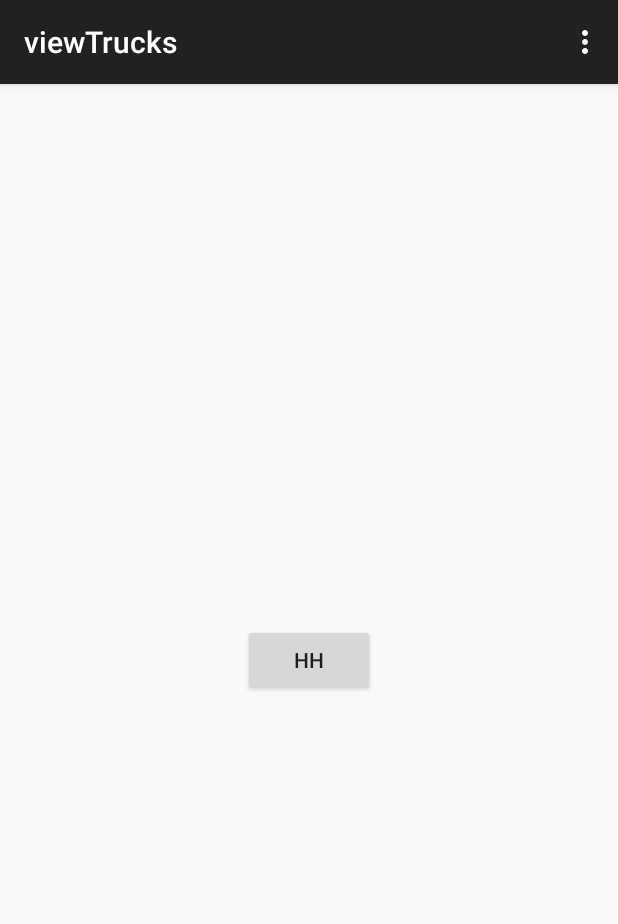
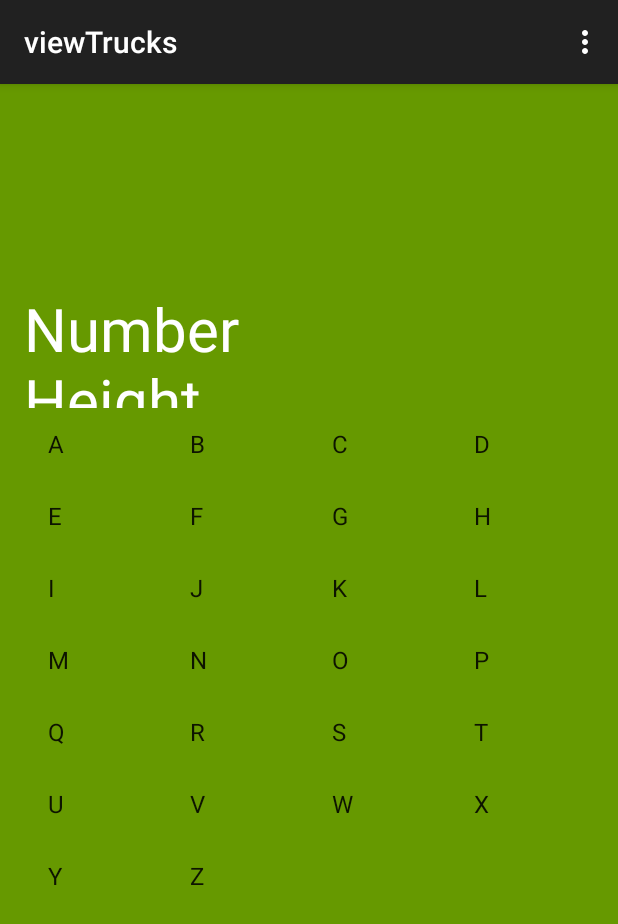
Before and after one commit to emmanuelrs/AnalisisProject, an Android app: the screen it shows after launch (viewTrucks), after a tap on "VIEW", on a phone screen of 412 x 824 dp. Shown: the top 924 px of the screen. Run offline under Robolectric (Android 15) with nearby library versions, the phone set to English and light mode, and no system bars.

Commit message:
Imprimir gridView

```diff
--- a/PackagesApp/app/src/main/java/emmanuelrosales/packagesapp/viewTrucks.java
+++ b/PackagesApp/app/src/main/java/emmanuelrosales/packagesapp/viewTrucks.java
@@ -5,15 +5,45 @@ import android.os.Bundle;
 import android.view.Menu;
 import android.view.MenuItem;
 import android.view.View;
+import android.app.Activity;
+import android.os.Bundle;
+import android.widget.AdapterView;
+import android.widget.ArrayAdapter;
+import android.widget.GridView;
+import android.widget.TextView;
+import android.widget.Toast;
+import android.view.View;
+import android.widget.AdapterView.OnItemClickListener;
 
 
 public class viewTrucks extends ActionBarActivity {
+
+
+    GridView grid;
+    static final String[] letters = new String[] {
+            "A", "B", "C", "D", "E",
+            "F", "G", "H", "I", "J",
+            "K", "L", "M", "N", "O",
+            "P", "Q", "R", "S", "T",
+            "U", "V", "W", "X", "Y", "Z"};
 
     @Override
     protected void onCreate(Bundle savedInstanceState) {
         super.onCreate(savedInstanceState);
         setContentView(R.layout.activity_view_trucks);
+        grid = (GridView) findViewById(R.id.gridViewTrucks);
+        ArrayAdapter adapter = new ArrayAdapter(this, android.R.layout.simple_list_item_1, letters);
+        grid.setAdapter(adapter);
+        grid.setOnItemClickListener(new OnItemClickListener() {
+            public void onItemClick(AdapterView parent, View v, int position, long id) {
+                Toast.makeText(getApplicationContext(),
+                        ((TextView) v).getText(), Toast.LENGTH_SHORT).show();
+            }
+        });
+
     }
+
+
 
     @Override
     public boolean onCreateOptionsMenu(Menu menu) {
--- a/PackagesApp/app/src/main/res/layout/activity_view_trucks.xml
+++ b/PackagesApp/app/src/main/res/layout/activity_view_trucks.xml
@@ -4,14 +4,29 @@
     android:paddingRight="@dimen/activity_horizontal_margin"
     android:paddingTop="@dimen/activity_vertical_margin"
     android:paddingBottom="@dimen/activity_vertical_margin"
-    tools:context="emmanuelrosales.packagesapp.viewTrucks">
+    tools:context="emmanuelrosales.packagesapp.viewTrucks"
+    android:background="@android:color/holo_green_dark">
 
-    <Button
+    <GridView
         android:layout_width="wrap_content"
         android:layout_height="wrap_content"
-        android:text="hh"
-        android:id="@+id/btnViewTruck"
+        android:id="@+id/gridViewTrucks"
+        android:numColumns="4"
+        android:choiceMode="multipleChoice"
         android:layout_centerVertical="true"
-        android:layout_centerHorizontal="true"
-        android:onClick="lista" />
+        android:layout_alignParentRight="true"
+        android:layout_alignParentEnd="true" />
+
+    <TextView
+        android:layout_width="wrap_content"
+        android:layout_height="wrap_content"
+        android:text="Number             Height                 Length                  Width"
+        android:id="@+id/txtViewTitleTruck"
+        android:width="1100dp"
+        android:height="80dp"
+        android:textColor="#ffffffff"
+        android:textSize="40dp"
+        android:layout_above="@+id/gridViewTrucks"
+        android:layout_alignParentLeft="true"
+        android:layout_alignParentStart="true" />
 </RelativeLayout>
```
